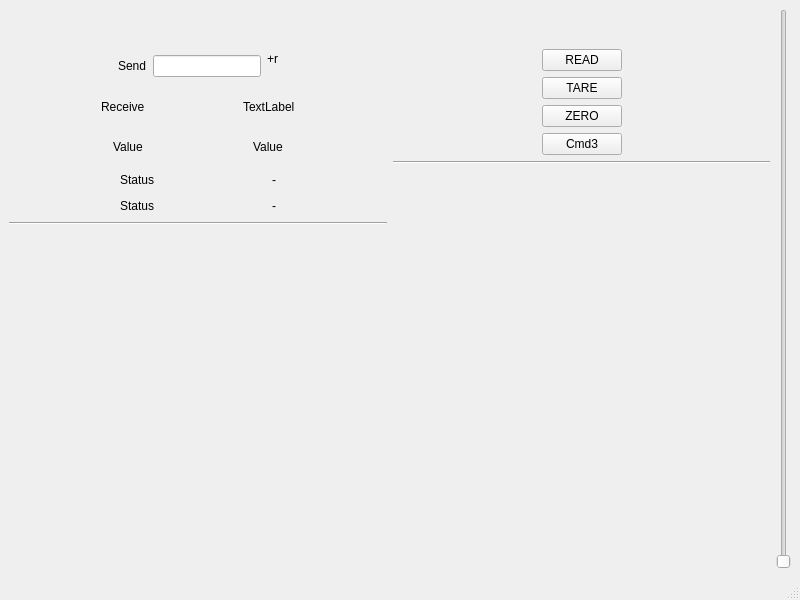
The window that scale.ui (kasarkonic/Sauka1) describes before a commit, drawn with Qt 5.
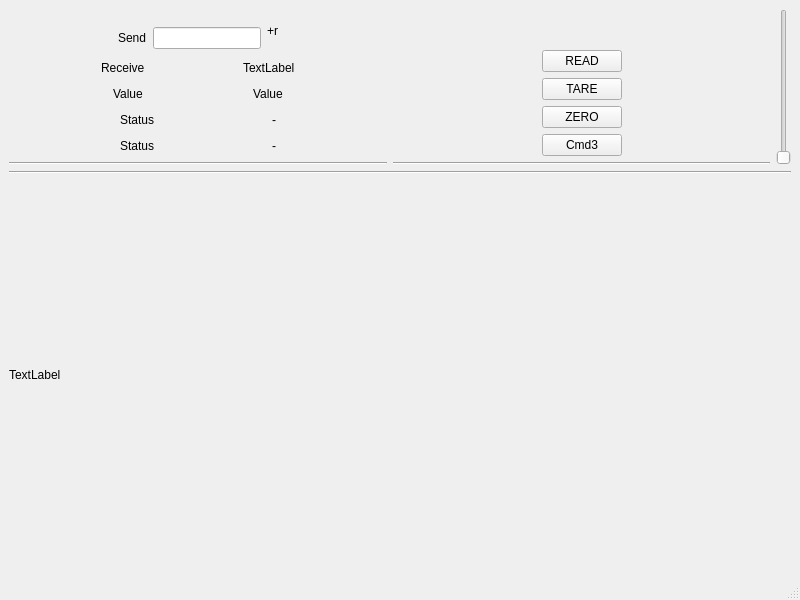
The same window after the commit.

Commit message: modified scales widgets

Patch:
```diff
--- a/scale.ui
+++ b/scale.ui
@@ -14,11 +14,11 @@
    <string>MainWindow</string>
   </property>
   <widget class="QWidget" name="centralwidget">
-   <layout class="QHBoxLayout" name="horizontalLayout_11">
+   <layout class="QVBoxLayout" name="verticalLayout_4" stretch="2,1,5">
     <item>
      <layout class="QHBoxLayout" name="horizontalLayout" stretch="10,10,2">
       <item>
-       <layout class="QVBoxLayout" name="verticalLayout" stretch="0,1,1,1,0,0,0,10">
+       <layout class="QVBoxLayout" name="verticalLayout" stretch="0,1,1,1,1,0,0">
         <item>
          <spacer name="verticalSpacer">
           <property name="orientation">
@@ -315,13 +315,10 @@
           </property>
          </widget>
         </item>
-        <item>
-         <layout class="QHBoxLayout" name="horizontalLayout_7"/>
-        </item>
        </layout>
       </item>
       <item>
-       <layout class="QVBoxLayout" name="verticalLayout_2" stretch="0,1,1,1,1,0,20">
+       <layout class="QVBoxLayout" name="verticalLayout_2" stretch="0,1,1,1,1,0,0">
         <item>
          <spacer name="verticalSpacer_2">
           <property name="orientation">
@@ -484,15 +481,15 @@
          </layout>
         </item>
         <item>
-         <widget class="Line" name="line_2">
+         <layout class="QHBoxLayout" name="horizontalLayout_14"/>
+        </item>
+        <item>
+         <widget class="Line" name="line_3">
           <property name="orientation">
            <enum>Qt::Horizontal</enum>
           </property>
          </widget>
         </item>
-        <item>
-         <layout class="QHBoxLayout" name="horizontalLayout_2"/>
-        </item>
        </layout>
       </item>
       <item>
@@ -508,6 +505,24 @@
       </item>
      </layout>
     </item>
+    <item>
+     <widget class="Line" name="line_2">
+      <property name="orientation">
+       <enum>Qt::Horizontal</enum>
+      </property>
+     </widget>
+    </item>
+    <item>
+     <layout class="QVBoxLayout" name="verticalLayout_5">
+      <item>
+       <widget class="QLabel" name="label_5">
+        <property name="text">
+         <string>TextLabel</string>
+        </property>
+       </widget>
+      </item>
+     </layout>
+    </item>
    </layout>
   </widget>
   <widget class="QMenuBar" name="menubar">
```
The commit also changes 10 other files.
